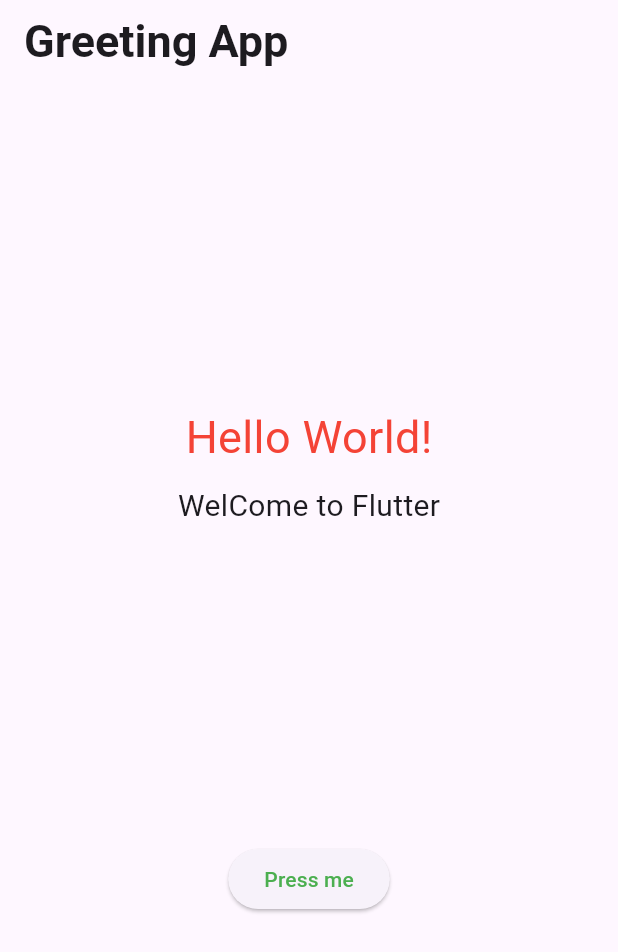
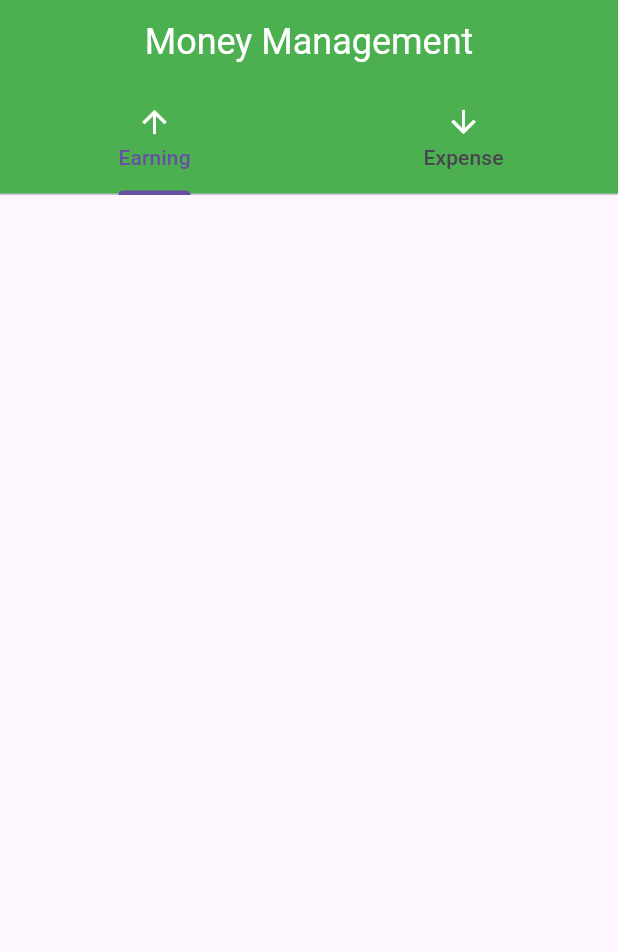
Before and after one commit to nasir-uddin-dev/Food--card, a Flutter app: the screen it shows after launch, on a phone screen of 412 x 824 dp. Shown: the top 952 px of the screen. Run offline on Flutter 3.47's test engine with Material 3 defaults, Android fonts, the phone set to English and light mode, and no system bars.

Commit message:
basic_widget

```diff
--- /dev/null
+++ b/basic_widget/lib/Money Management/money_management.dart
@@ -0,0 +1,54 @@
+import 'package:flutter/material.dart';
+
+class MoneyManagement extends StatefulWidget {
+  const MoneyManagement({super.key});
+
+  @override
+  State<MoneyManagement> createState() => _MoneyManagementState();
+}
+
+class _MoneyManagementState extends State<MoneyManagement>
+    with SingleTickerProviderStateMixin {
+  late TabController _tabController;
+
+  @override
+  void initState() {
+    // TODO: implement initState
+    super.initState();
+    _tabController = TabController(length: 2, vsync: this);
+  }
+
+  @override
+  Widget build(BuildContext context) {
+    return Scaffold(
+      appBar: AppBar(
+        flexibleSpace: Container(
+          decoration: BoxDecoration(color: Colors.green),
+        ),
+        title: Text(
+          'Money Management',
+          style: TextStyle(fontSize: 24, color: Colors.white),
+        ),
+        centerTitle: true,
+
+        bottom: TabBar(
+          controller: _tabController,
+          tabs: [
+            Tab(text: 'Earning',  icon: Icon(Icons.arrow_upward, color: Colors.white,)),
+            Tab(text: 'Expense', icon: Icon(Icons.arrow_downward, color: Colors.white,)),
+          ],
+        ),
+      ),
+
+      body: Column(
+        children: [
+          Row(
+            children: [
+
+            ],
+          )
+        ],
+      ),
+    );
+  }
+}
--- a/basic_widget/lib/main.dart
+++ b/basic_widget/lib/main.dart
@@ -1,3 +1,6 @@
+
+import 'package:basic_widget/Money%20Management/money_management.dart';
+import 'package:basic_widget/Water%20Tanker/waterTracker.dart';
 import 'package:flutter/material.dart';
 
 void main()
@@ -14,42 +17,7 @@ class MyApp extends StatelessWidget {
     return MaterialApp(
       color: Colors.grey,
       debugShowCheckedModeBanner: false,
-          home: Assignment(),
+          home: MoneyManagement(),
     );
   }
 }
-
-
-class Assignment extends StatelessWidget {
-  const Assignment({super.key});
-
-  @override
-  Widget build(BuildContext context) {
-    return Scaffold(
-      appBar: AppBar(
-        title: Text('Greeting App', style: TextStyle(fontSize: 30, fontWeight: FontWeight.bold),),
-      ),
-
-      body: Center(
-        child: Column(
-          mainAxisAlignment: MainAxisAlignment.center,
-          crossAxisAlignment: CrossAxisAlignment.center,
-          children: [
-              Text('Hello World!', style: TextStyle(fontSize: 30, color: Colors.red),),
-            SizedBox(height: 10,),
-            Text('WelCome to Flutter', style: TextStyle(fontSize: 20, ),),
-            Container(
-              height: 200,
-              width: 300,
-              decoration: BoxDecoration(
-
-              ),
-            ),
-            SizedBox(height: 10,),
-            ElevatedButton(onPressed: (){}, child: Text("Press me", style: TextStyle(color: Colors.green),))
-          ],
-        ),
-      ),
-    );
-  }
-}
```
Also changed, not shown: basic_widget/lib/Calculator App/calculator_screen.dart (added, +171 -0 lines), basic_widget/lib/Calculator App/widgetButton.dart (added, +41 -0 lines), basic_widget/lib/Life Cycle/life_cycle.dart (added, +110 -0 lines), basic_widget/lib/Water Tanker/add_water_button.dart (added, +34 -0 lines), basic_widget/lib/Water Tanker/waterTracker.dart (added, +138 -0 lines).
